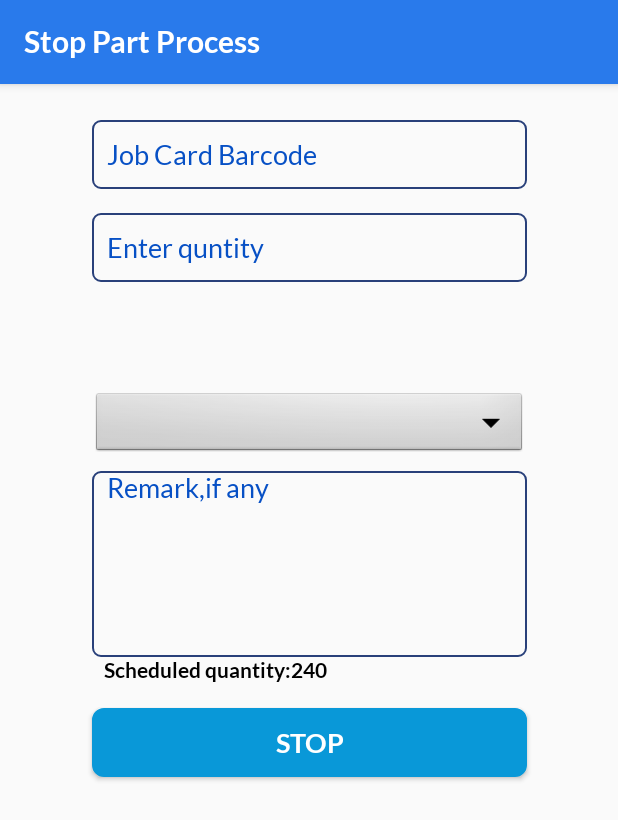
After one commit to shwetahatwar/TMML, an Android app: the StopPartProcess screen opened through its navigation route, on a phone screen of 412 x 824 dp. The commit adds this screen. Shown: the top 820 px of the screen. Run offline under Robolectric (Android 15) with nearby library versions, the phone set to English and light mode, and no system bars; our stand-ins replace RxJava; network calls fail; 1 statement that could not run was skipped.

Commit message:
add start and stop part process add nested schedule class modify nav graph

```diff
--- a/app/src/main/java/com/briot/tmmlmss/implementor/repository/local/PrefRepository.kt
+++ b/app/src/main/java/com/briot/tmmlmss/implementor/repository/local/PrefRepository.kt
@@ -51,7 +51,7 @@ class PrefConstants {
     public val PUTAWAYLOCATION = "PUTAWAYLOCATION"
     public val PICKLISTID = "PICKLISTID"
     public val USER_TOKEN = "USERTOKEN"
-    public val SELECTED_MACHINE_ID = "machineId"
+    public val SELECTED_MACHINE_ID = "SELECTED_MACHINE_ID"
     public val SELECTED_AUDIT_SITEID = "SELECTED_AUDIT_SITEID"
     public val SELECTED_AUDIT_LOCATIONID = "SELECTED_AUDIT_LOCATIONID"
     public val SELECTED_AUDIT_SUBLOCATIONID = "SELECTED_AUDIT_SUBLOCATIONID"
--- a/app/src/main/java/com/briot/tmmlmss/implementor/ui/main/HomeFragment.kt
+++ b/app/src/main/java/com/briot/tmmlmss/implementor/ui/main/HomeFragment.kt
@@ -33,6 +33,8 @@ class HomeFragment : androidx.fragment.app.Fragment() {
 
         jobCardDetails.setOnClickListener { Navigation.findNavController(it).navigate(R.id.action_homeFragment_to_jobcardDetailsScanFragment) }
         machineMaintenance.setOnClickListener { Navigation.findNavController(it).navigate(R.id.action_homeFragment_to_machinemaintenancefragment) }
+        startPartProcess.setOnClickListener { Navigation.findNavController(it).navigate(R.id.action_homeFragment_to_startpartprocessfragment) }
+        stopPartProcess.setOnClickListener { Navigation.findNavController(it).navigate(R.id.action_homeFragment_to_stoppartprocessfragment) }
 
     }
 
--- /dev/null
+++ b/app/src/main/java/com/briot/tmmlmss/implementor/ui/main/StopPartProcess.kt
@@ -0,0 +1,33 @@
+package com.briot.tmmlmss.implementor.ui.main
+
+import androidx.lifecycle.ViewModelProviders
+import android.os.Bundle
+import androidx.fragment.app.Fragment
+import android.view.LayoutInflater
+import android.view.View
+import android.view.ViewGroup
+import androidx.appcompat.app.AppCompatActivity
+
+import com.briot.tmmlmss.implementor.R
+
+class StopPartProcess : Fragment() {
+
+    companion object {
+        fun newInstance() = StopPartProcess()
+    }
+
+    private lateinit var viewModel: StopPartProcessViewModel
+
+    override fun onCreateView(inflater: LayoutInflater, container: ViewGroup?,
+                              savedInstanceState: Bundle?): View? {
+        return inflater.inflate(R.layout.stop_part_process_fragment, container, false)
+    }
+
+    override fun onActivityCreated(savedInstanceState: Bundle?) {
+        super.onActivityCreated(savedInstanceState)
+        viewModel = ViewModelProviders.of(this).get(StopPartProcessViewModel::class.java)
+        // TODO: Use the ViewModel
+        (this.activity as AppCompatActivity).setTitle("Stop Part Process")
+    }
+
+}
--- /dev/null
+++ b/app/src/main/java/com/briot/tmmlmss/implementor/ui/main/StopPartProcessViewModel.kt
@@ -0,0 +1,7 @@
+package com.briot.tmmlmss.implementor.ui.main
+
+import androidx.lifecycle.ViewModel;
+
+class StopPartProcessViewModel : ViewModel() {
+    // TODO: Implement the ViewModel
+}
--- /dev/null
+++ b/app/src/main/res/layout/stop_part_process_fragment.xml
@@ -0,0 +1,86 @@
+<?xml version="1.0" encoding="utf-8"?>
+<androidx.constraintlayout.widget.ConstraintLayout
+xmlns:android="http://schemas.android.com/apk/res/android"
+xmlns:tools="http://schemas.android.com/tools"
+xmlns:app="http://schemas.android.com/apk/res-auto"
+android:layout_width="match_parent"
+android:layout_height="match_parent"
+tools:context=".ui.main.StopPartProcess">
+
+<EditText
+    android:layout_width="290dp"
+    android:layout_height="46dp"
+    android:ems="10"
+    android:hint="Job Card Barcode"
+    android:background="@drawable/edittext_bg"
+    android:paddingLeft="10dp"
+    android:id="@+id/editText6"
+    android:layout_marginTop="24dp"
+    app:layout_constraintTop_toTopOf="parent"
+    app:layout_constraintStart_toStartOf="parent"
+    app:layout_constraintEnd_toEndOf="parent"/>
+<EditText
+    android:layout_width="290dp"
+    android:layout_height="46dp"
+    android:inputType="number"
+    android:ems="10"
+    android:hint="Enter quntity"
+    android:background="@drawable/edittext_bg"
+    android:paddingLeft="10dp"
+    android:id="@+id/editText"
+    app:layout_constraintTop_toBottomOf="@+id/editText6"
+    android:layout_marginTop="16dp"
+    app:layout_constraintStart_toStartOf="@+id/editText6"
+    app:layout_constraintEnd_toEndOf="@+id/editText6"/>
+
+    <TextView
+        android:id="@+id/lable1"
+        android:layout_width="wrap_content"
+        android:layout_height="wrap_content"
+        android:layout_marginStart="8dp"
+        android:text="Scheduled quantity:240"
+        app:layout_constraintStart_toStartOf="@+id/editText4"
+        app:layout_constraintTop_toBottomOf="@+id/editText4" />
+<Spinner
+    android:layout_width="290dp"
+    android:layout_height="46dp"
+    android:background="@android:drawable/btn_dropdown"
+    android:id="@+id/spinner"
+    app:layout_constraintStart_toStartOf="@+id/editText"
+    app:layout_constraintEnd_toEndOf="@+id/editText"
+    app:layout_constraintHorizontal_bias="0.0"
+    app:layout_constraintBottom_toBottomOf="parent"
+    android:layout_marginTop="8dp"
+    app:layout_constraintTop_toBottomOf="@+id/editText"
+    app:layout_constraintVertical_bias="0.11"/>
+<EditText
+    android:layout_width="290dp"
+    android:layout_height="124dp"
+    android:inputType="textMultiLine"
+    android:gravity="start|top"
+    android:ems="10"
+    android:id="@+id/editText4"
+    android:hint="Remark,if any"
+    android:background="@drawable/edittext_bg"
+    android:paddingLeft="10dp"
+    app:layout_constraintStart_toStartOf="@+id/spinner"
+    app:layout_constraintEnd_toEndOf="@+id/spinner"
+    app:layout_constraintTop_toBottomOf="@+id/spinner"
+    android:layout_marginTop="8dp"
+    app:layout_constraintHorizontal_bias="0.0"/>
+<Button
+    android:text="STOP"
+    android:layout_width="290dp"
+    android:layout_height="46dp"
+    android:padding="10dp"
+    android:background="@drawable/button_states"
+    android:id="@+id/button3"
+    android:layout_marginTop="34dp"
+    app:layout_constraintTop_toBottomOf="@+id/editText4"
+    app:layout_constraintStart_toStartOf="@+id/editText4"
+    app:layout_constraintEnd_toEndOf="@+id/editText4"
+    android:textColor="#FFFFFF"
+    android:textStyle="bold"
+    android:textSize="18sp"/>
+
+</androidx.constraintlayout.widget.ConstraintLayout>
--- a/app/src/main/res/navigation/nav_graph.xml
+++ b/app/src/main/res/navigation/nav_graph.xml
@@ -30,17 +30,27 @@
         <action
             android:id="@+id/action_homeFragment_to_jobcardDetailsScanFragment"
             app:destination="@id/jobcardDetailsScanFragment" />
-        <action
-            android:id="@+id/action_homeFragment_to_assetAuditListFragment"
-            app:destination="@id/auditAssetFragment" />
-        <action
-            android:id="@+id/action_homeFragment_to_pickListFragment"
-            app:destination="@id/pickListFragment" />
-        <action
-            android:id="@+id/action_homeFragment_to_putAwayReportFragment"
-            app:destination="@id/putAwayReportFragment" />
+
         <action
             android:id="@+id/action_homeFragment_to_machinemaintenancefragment"
+            app:destination="@id/machineMaintenance" />
+        <action
+            android:id="@+id/action_homeFragment_to_startpartprocessfragment"
+            app:destination="@id/startPartProcess" />
+        <action
+            android:id="@+id/action_homeFragment_to_stoppartprocessfragment"
+            app:destination="@id/stopPartProcess" />
+        <action
+            android:id="@+id/action_homeFragment_to_jobcardDetailsScanFragment2"
+            app:destination="@id/jobcardDetailsScanFragment" />
+        <action
+            android:id="@+id/action_homeFragment_to_startPartProcess"
+            app:destination="@id/startPartProcess" />
+        <action
+            android:id="@+id/action_homeFragment_to_stopPartProcess"
+            app:destination="@id/stopPartProcess" />
+        <action
+            android:id="@+id/action_homeFragment_to_machineMaintenance"
             app:destination="@id/machineMaintenance" />
     </fragment>
     <fragment
@@ -50,73 +60,13 @@
         tools:layout="@layout/jobcard_details_scan_fragment" >
         <action
             android:id="@+id/action_assetDetailsScanFragment_to_produceDetailsFragment"
-            app:destination="@id/produceDetailsFragment" />
+            app:destination="@id/homeFragment" />
     </fragment>
-    <fragment
-        android:id="@+id/putAwayLocationScanFragment"
-        android:name="com.briot.tmmlmss.implementor.ui.main.PutAwayLocationScanFragment"
-        android:label="put_away_location_scan_fragment"
-        tools:layout="@layout/put_away_location_scan_fragment" >
-        <action
-            android:id="@+id/action_putAwayLocationScanFragment_to_putAwayProductScanFragment"
-            app:destination="@id/putAwayProductScanFragment" />
-    </fragment>
-    <fragment
-        android:id="@+id/pickListFragment"
-        android:name="com.briot.tmmlmss.implementor.ui.main.PickListFragment"
-        android:label="pick_list_fragment"
-        tools:layout="@layout/pick_list_fragment" >
-        <action
-            android:id="@+id/action_pickListFragment_to_PickListProductFragment"
-            app:destination="@id/PickListProductFragment" />
-        <action
-            android:id="@+id/action_pickListFragment_to_PickListProductFragment2"
-            app:destination="@id/PickListProductFragment" />
-    </fragment>
-    <fragment
-        android:id="@+id/putAwayProductScanFragment"
-        android:name="com.briot.tmmlmss.implementor.ui.main.PutAwayProductScanFragment"
-        android:label="put_away_product_scan_fragment"
-        tools:layout="@layout/put_away_product_scan_fragment" />
-    <fragment
-        android:id="@+id/produceDetailsFragment"
-        android:name="com.briot.tmmlmss.implementor.ui.main.ProduceDetailsFragment"
-        android:label="produce_details_fragment"
-        tools:layout="@layout/produce_details_fragment" />
-    <fragment
-        android:id="@+id/PickListProductFragment"
-        android:name="com.briot.tmmlmss.implementor.ui.main.PickListProductFragment"
-        android:label="picklist_product_scan"
-        tools:layout="@layout/picklist_products_list_row" >
-        <action
-            android:id="@+id/action_PickListProductFragment_to_pickListFragment3"
-            app:destination="@id/pickListFragment" />
-    </fragment>
-    <fragment
-        android:id="@+id/putAwayReportFragment"
-        android:name="com.briot.tmmlmss.implementor.ui.main.PutAwayReportFragment"
-        android:label="put_away_report_fragment"
-        tools:layout="@layout/put_away_report_fragment" />
-    <fragment
-        android:id="@+id/auditAssetFragment"
-        android:name="com.briot.tmmlmss.implementor.ui.main.AssetAuditListFragment"
-        android:label="put_away_report_fragment"
-        tools:layout="@layout/asset_audit_list_fragment" >
-        <action
-            android:id="@+id/action_auditListFragment_to_SelectedAuditFragment"
-            app:destination="@id/selectedAuditFragment" />
-    </fragment>
-    <fragment
-        android:id="@+id/selectedAuditFragment"
-        android:name="com.briot.tmmlmss.implementor.ui.main.SelectedAuditFragment"
-        android:label="put_away_report_fragment"
-        tools:layout="@layout/selected_audit_fragment" >
-        <action
-            android:id="@+id/action_selectedAuditFragment_to_machineMaintenance"
-            app:destination="@id/machineMaintenance"
-            app:enterAnim="@anim/nav_default_enter_anim"
-            app:exitAnim="@anim/nav_default_exit_anim" />
-    </fragment>
+
+
+
+
+
     <fragment
         android:id="@+id/machineMaintenance"
         android:name="com.briot.tmmlmss.implementor.ui.main.MachineMaintenanceFragment"
@@ -124,6 +74,26 @@
         tools:layout="@layout/machine_maintenance_fragment" >
         <action
             android:id="@+id/action_machinemaintenancefragment_to_produceDetailsFragment"
-            app:destination="@id/produceDetailsFragment" />
+            app:destination="@id/homeFragment" />
+    </fragment>
+
+    <fragment
+    android:id="@+id/startPartProcess"
+    android:name="com.briot.tmmlmss.implementor.ui.main.StartPartProcess"
+    android:label="start_part_process_fragment"
+    tools:layout="@layout/start_part_process_fragment" >
+    <action
+        android:id="@+id/action_start_part_process_fragment_to_produceDetailsFragment"
+        app:destination="@id/homeFragment" />
+</fragment>
+
+    <fragment
+        android:id="@+id/stopPartProcess"
+        android:name="com.briot.tmmlmss.implementor.ui.main.StopPartProcess"
+        android:label="@string/stop_part_process"
+        tools:layout="@layout/stop_part_process_fragment" >
+        <action
+            android:id="@+id/action_stop_part_process_fragment_to_produceDetailsFragment"
+            app:destination="@id/homeFragment" />
     </fragment>
 </navigation>
```
Also changed, not shown: app/build.gradle (+4 -4 lines), app/src/main/java/com/briot/tmmlmss/implementor/repository/remote/ApiInterface.kt (+13 -5 lines), app/src/main/java/com/briot/tmmlmss/implementor/ui/main/StartPartProcess.kt (added, +33 -0 lines), app/src/main/java/com/briot/tmmlmss/implementor/ui/main/StartPartProcessViewModel.kt (added, +7 -0 lines), app/src/main/res/layout/start_part_process_fragment.xml (added, +55 -0 lines).
